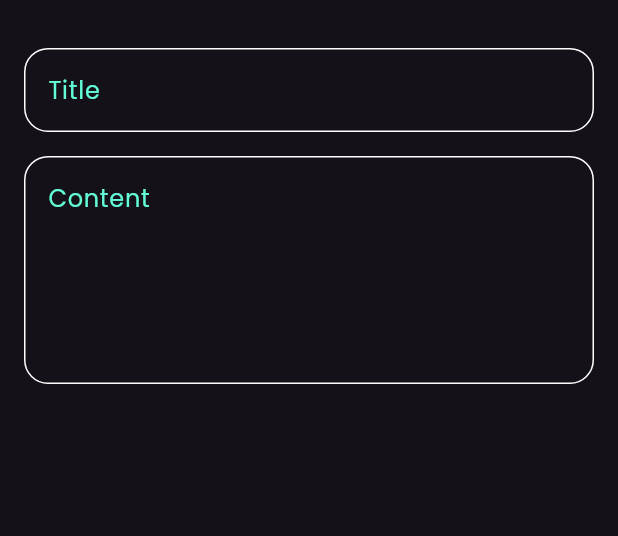
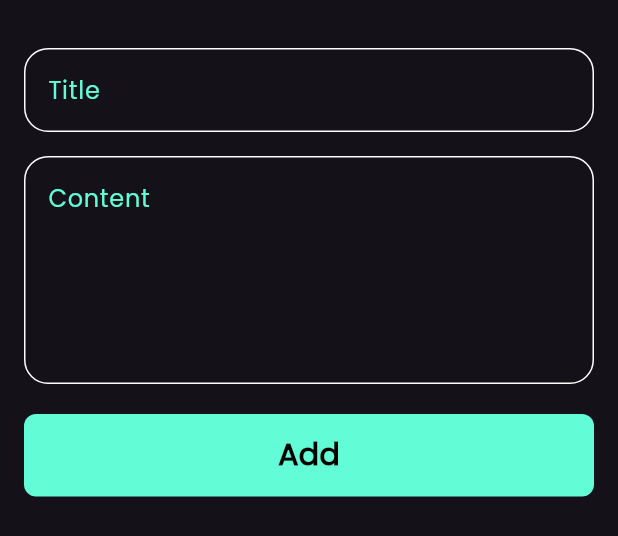
Before and after one commit to AhmedWaela/notes_app, a Flutter app: the AddNoteBottomSheet widget shown alone on an empty page, opened directly, on a phone screen of 412 x 824 dp. Shown: the top 536 px of the screen. Run offline on Flutter 3.47's test engine with Material 3 defaults, Android fonts, the phone set to English and light mode, and no system bars; our stand-ins replace font_awesome_flutter.

Commit message:
finish add note botom sheet

```diff
--- a/lib/features/presentation/views/widgets/add_note_bottom_sheet.dart
+++ b/lib/features/presentation/views/widgets/add_note_bottom_sheet.dart
@@ -1,4 +1,5 @@
 import 'package:flutter/material.dart';
+import 'package:notes_app/features/presentation/views/widgets/custom_button.dart';
 import 'package:notes_app/features/presentation/views/widgets/custom_text_field.dart';
 
 class AddNoteBottomSheet extends StatelessWidget {
@@ -8,6 +9,7 @@ class AddNoteBottomSheet extends StatelessWidget {
   Widget build(BuildContext context) {
     return const Padding(
       padding: EdgeInsets.symmetric(horizontal: 16),
+      child: SingleChildScrollView(
         child: Column(
           children: [
             SizedBox(
@@ -22,8 +24,16 @@ class AddNoteBottomSheet extends StatelessWidget {
             CustomTextField(
               hintText: "Content",
               maxLines: 5,
+            ),
+            SizedBox(
+              height: 20,
+            ),
+            CustomButton(),
+            SizedBox(
+              height: 20,
             )
           ],
+        ),
       ),
     );
   }
--- /dev/null
+++ b/lib/features/presentation/views/widgets/custom_button.dart
@@ -0,0 +1,28 @@
+import 'package:flutter/material.dart';
+import 'package:notes_app/core/constants/constants.dart';
+
+class CustomButton extends StatelessWidget {
+  const CustomButton({super.key});
+
+  @override
+  Widget build(BuildContext context) {
+    return Container(
+      width: MediaQuery.sizeOf(context).width,
+      height: 55,
+      decoration: BoxDecoration(
+        color: kPrimaryColor,
+        borderRadius: BorderRadius.circular(8),
+      ),
+      child: Center(
+        child: Text(
+          "Add",
+          style: TextStyle(
+            color: Colors.black,
+            fontSize: 20,
+            fontWeight: FontWeight.bold,
+          ),
+        ),
+      ),
+    );
+  }
+}
```
Lines whose indentation alone changed are shown as unchanged.
